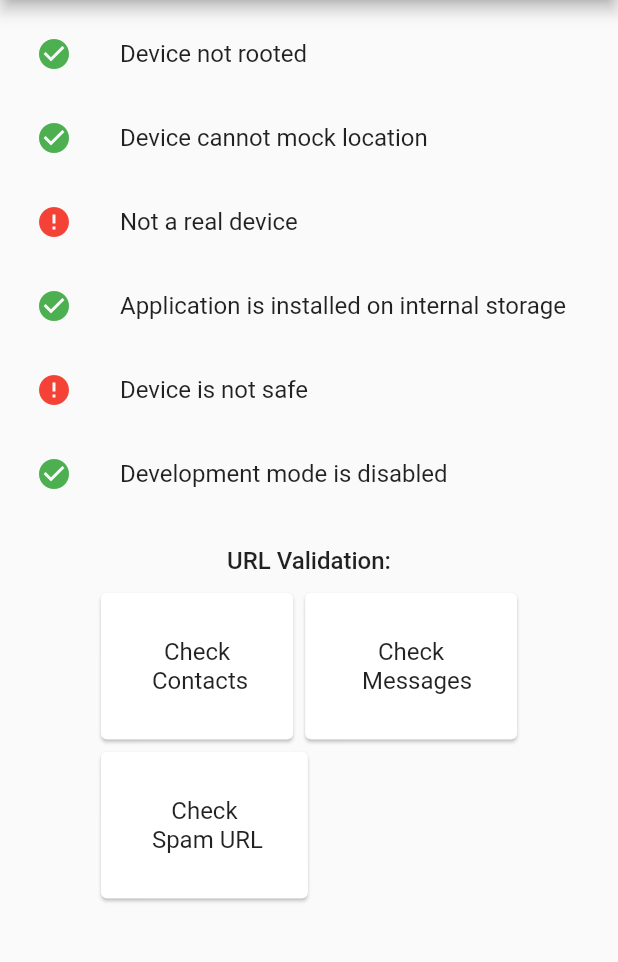
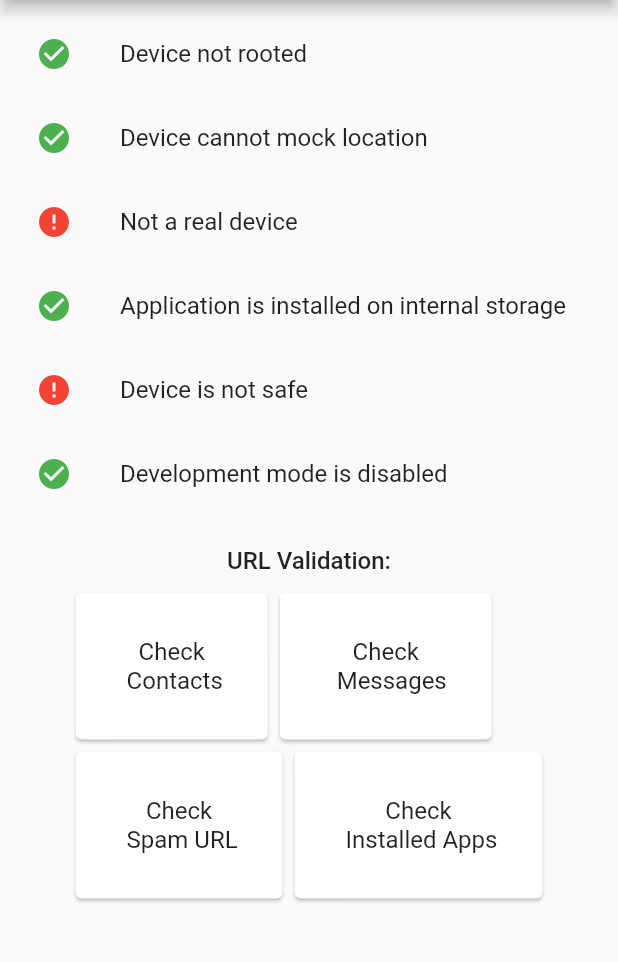
Before and after one commit to Pranay7399/defender, a Flutter app: the HomeScreen screen opened directly, on a phone screen of 412 x 824 dp, the part 84-1046 px from its top. Run offline on Flutter 3.47's test engine with Material 2 defaults, Android fonts, the phone set to English and light mode, and no system bars; our stand-ins replace contacts_service, country_picker, firebase_auth, firebase_core, flash, get and 2 more; missing offline and left inert: device_apps, safe_device; accounts and stored records are empty.

Commit message:
Added installed apps screen

```diff
--- a/lib/home_screen.dart
+++ b/lib/home_screen.dart
@@ -1,3 +1,4 @@
+import 'package:defender/installed_apps_check.dart';
 import 'package:defender/messages_screen.dart';
 import 'package:defender/sailor.dart';
 import 'package:defender/contacts_screen.dart';
@@ -218,6 +219,22 @@ class _HomeScreenState extends State<HomeScreen> {
                           ),
                         ),
                       ),
+                      GestureDetector(
+                        onTap: () {
+                          Sailor.push(const InstalledAppsCheck());
+                        },
+                        child: const Card(
+                          child: Padding(
+                            padding: EdgeInsets.all(30.0),
+                            child: Text(
+                              'Check \n Installed Apps',
+                              style: TextStyle(
+                                  fontSize: 16, fontWeight: FontWeight.w400),
+                              textAlign: TextAlign.center,
+                            ),
+                          ),
+                        ),
+                      ),
                     ],
                   ),
                 ],
--- a/pubspec.yaml
+++ b/pubspec.yaml
@@ -48,6 +48,8 @@ dependencies:
   country_picker: ^2.0.17
   permission_handler: ^10.2.0
   contacts_service: ^0.6.3
+  device_apps: ^2.2.0
+
 
 dev_dependencies:
   flutter_test:
```
Also changed, not shown: lib/installed_apps_check.dart (added, +58 -0 lines), pubspec.lock, 1 other file.
